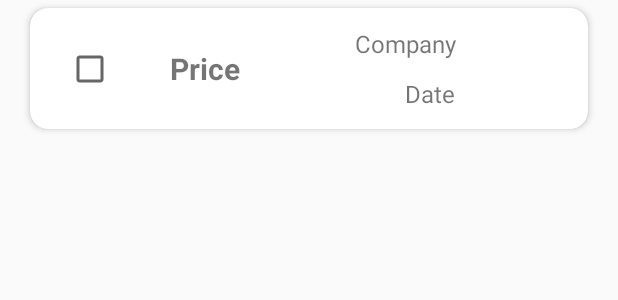
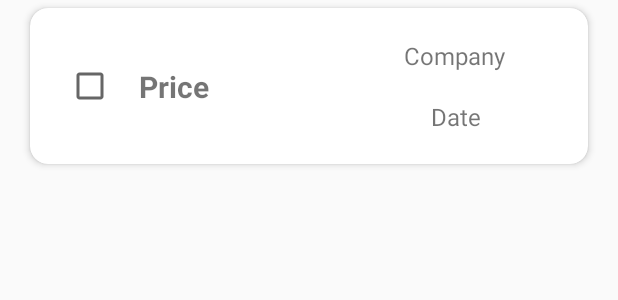
Before and after one commit to chriszaro/Tefteri, an Android app: the layout card_layout.xml on its own in the app's theme, with its tools: preview values and no code run, on a phone screen of 412 x 824 dp. Shown: the top 300 px of the screen. Run offline under Robolectric (Android 15) with nearby library versions, the phone set to English and light mode, and no system bars.

Commit message:
fixed UI bugs

```diff
--- a/app/src/main/res/layout/card_layout.xml
+++ b/app/src/main/res/layout/card_layout.xml
@@ -15,8 +15,8 @@
     android:id="@+id/itemID"> <!-- Addition to test whether we can get the card/item ID this way -->
 
     <androidx.constraintlayout.widget.ConstraintLayout
-        android:layout_width="match_parent"
-        android:layout_height="62dp"
+        android:layout_width="340dp"
+        android:layout_height="85dp"
         android:layout_marginLeft="20dp"
         android:layout_marginTop="5dp"
         android:layout_marginRight="20dp"
@@ -31,7 +31,7 @@
             android:textSize="16sp"
             card_view:layout_constraintBottom_toBottomOf="parent"
             card_view:layout_constraintEnd_toEndOf="parent"
-            card_view:layout_constraintHorizontal_bias="0.777"
+            card_view:layout_constraintHorizontal_bias="0.794"
             card_view:layout_constraintStart_toStartOf="parent"
             card_view:layout_constraintTop_toBottomOf="@+id/item_name" />
 
@@ -43,7 +43,7 @@
             android:textSize="16sp"
             card_view:layout_constraintBottom_toTopOf="@+id/item_date"
             card_view:layout_constraintEnd_toEndOf="parent"
-            card_view:layout_constraintHorizontal_bias="0.75"
+            card_view:layout_constraintHorizontal_bias="0.827"
             card_view:layout_constraintStart_toStartOf="parent"
             card_view:layout_constraintTop_toTopOf="parent"
             card_view:layout_constraintVertical_bias="0.357" />
@@ -57,9 +57,10 @@
             android:textStyle="bold"
             card_view:layout_constraintBottom_toBottomOf="parent"
             card_view:layout_constraintEnd_toEndOf="parent"
-            card_view:layout_constraintHorizontal_bias="0.25"
+            card_view:layout_constraintHorizontal_bias="0.167"
             card_view:layout_constraintStart_toStartOf="parent"
-            card_view:layout_constraintTop_toTopOf="parent" />
+            card_view:layout_constraintTop_toTopOf="parent"
+            card_view:layout_constraintVertical_bias="0.505" />
 
         <CheckBox
             android:id="@+id/checkBox"
```
Also changed, not shown: app/src/main/java/com/example/database/MainActivity.java (+4 -6 lines), app/src/main/java/com/example/database/RecyclerAdapter.java (+18 -11 lines), app/src/main/java/com/example/database/receiptScreen.java (+0 -7 lines), app/src/main/res/layout/activity_main.xml (+18 -5 lines).
